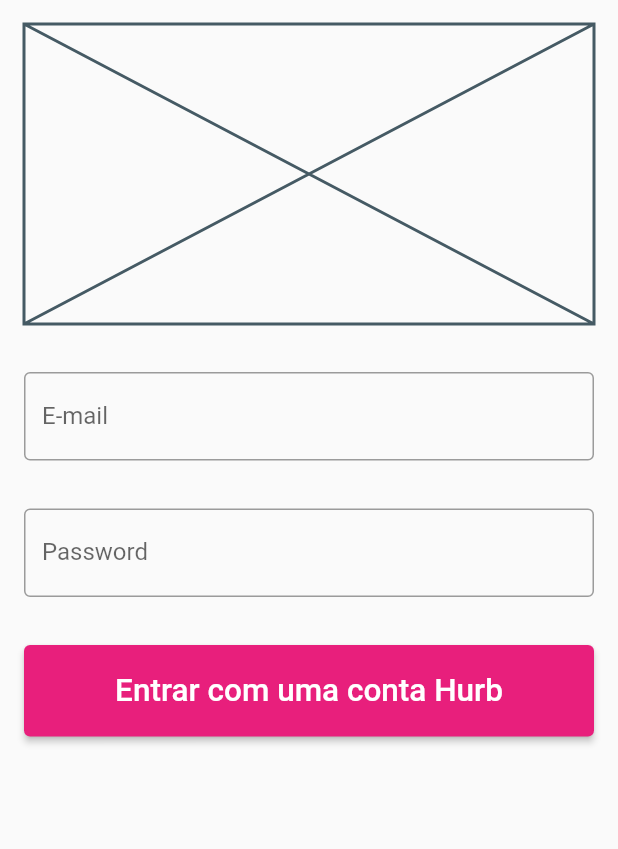
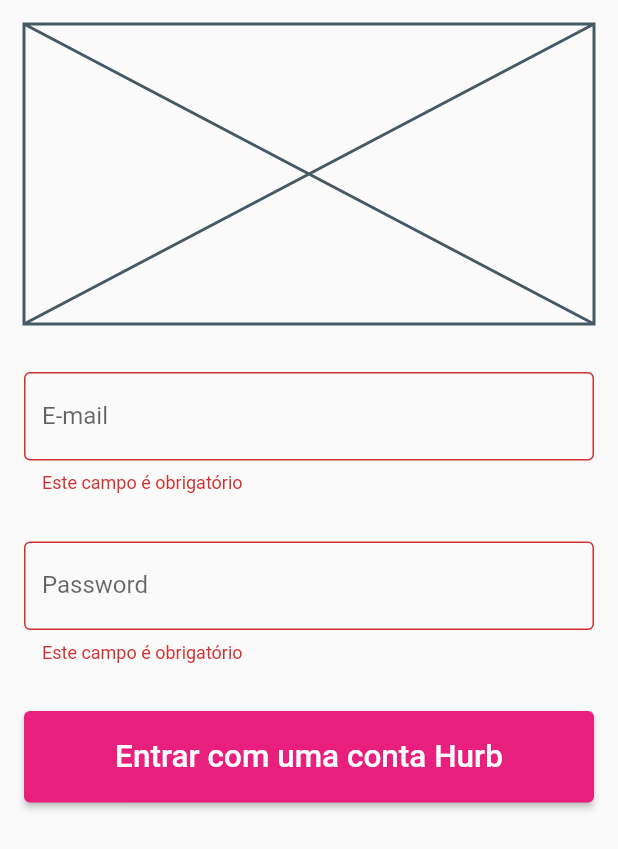
Before and after one commit to eduardor0cha/app_prmo, a Flutter app: the screen it shows after launch, after a tap on "Entrar com uma conta Hurb", on a phone screen of 412 x 824 dp. Shown: the top 849 px of the screen. Run offline on Flutter 3.47's test engine with Material 2 defaults, Android fonts, the phone set to English and light mode, and no system bars.

Commit message:
aula 02/08/2022

```diff
--- a/lib/pages/login_page.dart
+++ b/lib/pages/login_page.dart
@@ -12,6 +12,8 @@
   TextEditingController userController = TextEditingController();
   TextEditingController passwordController = TextEditingController();
 
+  final _formKey = GlobalKey<FormState>();
+
   @override
   Widget build(BuildContext context) {
     return SafeArea(
@@ -19,6 +21,8 @@
         resizeToAvoidBottomInset: false,
         body: Padding(
           padding: const EdgeInsets.all(16),
+          child: Form(
+            key: _formKey,
             child: Column(
               crossAxisAlignment: CrossAxisAlignment.stretch,
               children: [
@@ -28,23 +32,35 @@
                 const SizedBox(
                   height: 32,
                 ),
-              TextField(
+                TextFormField(
                   controller: userController,
                   decoration: const InputDecoration(
                     border: OutlineInputBorder(),
                     labelText: "E-mail",
                   ),
+                  validator: (value) {
+                    if (value == null || value.isEmpty) {
+                      return "Este campo é obrigatório";
+                    }
+                    return null;
+                  },
                 ),
                 const SizedBox(
                   height: 32,
                 ),
-              TextField(
+                TextFormField(
                   obscureText: true,
                   controller: passwordController,
                   decoration: const InputDecoration(
                     border: OutlineInputBorder(),
                     labelText: "Password",
                   ),
+                  validator: (value) {
+                    if (value == null || value.isEmpty) {
+                      return "Este campo é obrigatório";
+                    }
+                    return null;
+                  },
                 ),
                 const SizedBox(
                   height: 32,
@@ -69,10 +85,12 @@
             ),
           ),
         ),
+      ),
     );
   }
 
   void onPressed() {
+    if (_formKey.currentState?.validate() ?? false) {
       String userLogin = "joao@gmail.com";
       String passwordLogin = "123456";
 
@@ -88,6 +106,11 @@
             },
           ),
         );
+      } else {
+        print("usuário e/ou senha incorretos");
+      }
+    } else {
+      print("Formulário inválido");
     }
   }
 }
```
Lines whose indentation alone changed are shown as unchanged.
